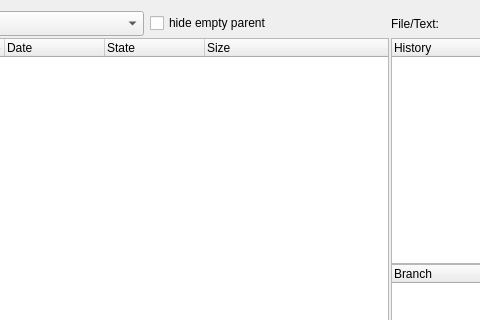
First picture: the form in source/mainwindow.ui, repository Rolloke/GUI-Apps, before the edit; both pictures show x 107 to 587 and y 0 to 320 of the 1023 by 552 pixel window.
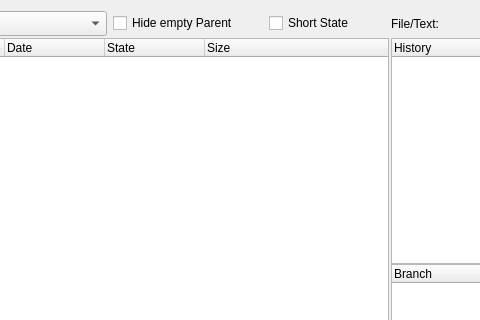
Second picture: the form after the edit. Icons and pictures are not drawn. Custom widgets are drawn as their Qt base class.

Commit message: implemented short git state

What changed in the file:
```diff
--- a/source/mainwindow.ui
+++ b/source/mainwindow.ui
@@ -144,8 +144,27 @@
           </item>
           <item>
            <widget class="QCheckBox" name="ckHideEmptyParent">
+            <property name="maximumSize">
+             <size>
+              <width>150</width>
+              <height>16777215</height>
+             </size>
+            </property>
             <property name="text">
-             <string>hide empty parent</string>
+             <string>Hide empty Parent</string>
+            </property>
+           </widget>
+          </item>
+          <item>
+           <widget class="QCheckBox" name="ckShortState">
+            <property name="maximumSize">
+             <size>
+              <width>120</width>
+              <height>16777215</height>
+             </size>
+            </property>
+            <property name="text">
+             <string>Short State</string>
             </property>
            </widget>
           </item>
```
The commit also changes 6 other files.
